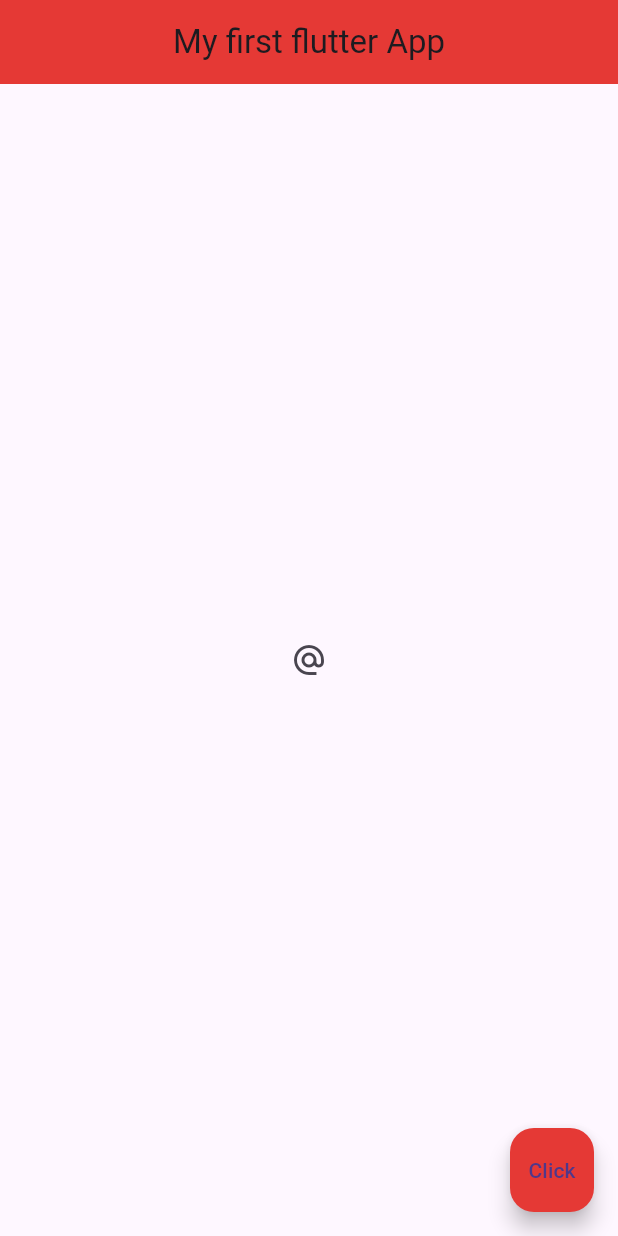
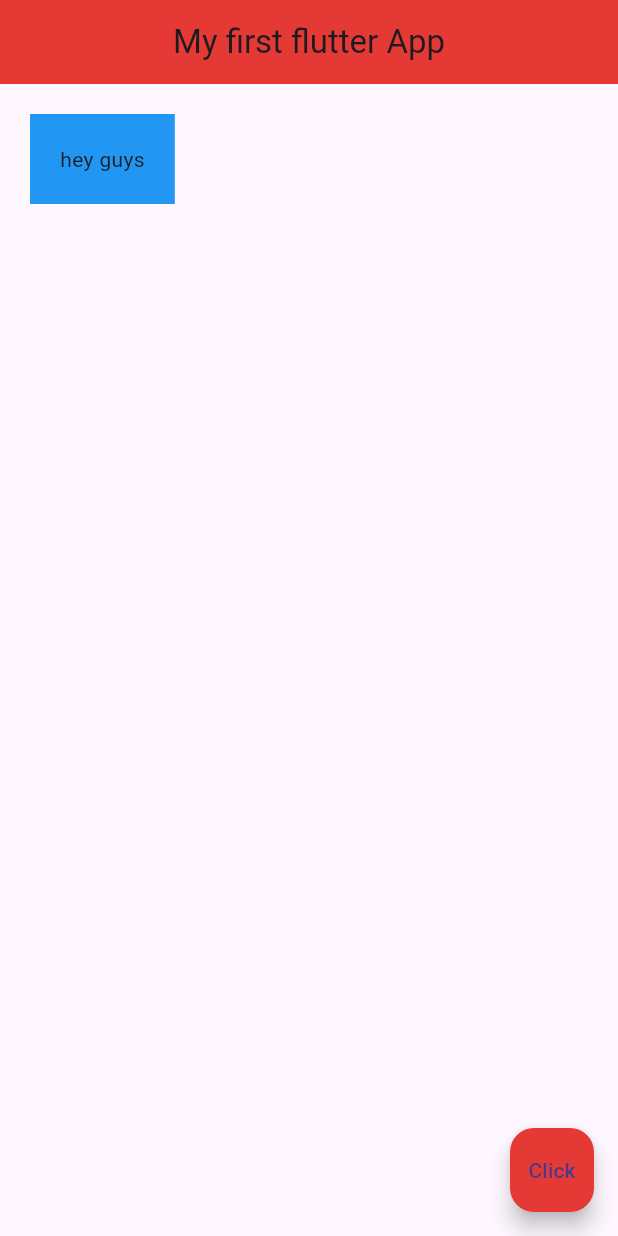
Before and after one commit to KATAMII/FlutterApp, a Flutter app: the screen it shows after launch, on a phone screen of 412 x 824 dp. Run offline on Flutter 3.47's test engine with Material 3 defaults, Android fonts, the phone set to English and light mode, and no system bars.

Commit message:
practice padding and margin

```diff
--- a/lib/main.dart
+++ b/lib/main.dart
@@ -15,11 +15,11 @@ class Home extends StatelessWidget {
         centerTitle: true,
         backgroundColor: Colors.red[600],
       ),
-      body: Center(
-        child:IconButton(
-            onPressed: (){},
-            icon: Icon(Icons.alternate_email))
-
+      body: Container(
+        padding: EdgeInsets.all(20.0),
+        margin: EdgeInsets.all(20.0),
+        color: Colors.blue,
+        child: Text('hey guys'),
 
       ),
       floatingActionButton: FloatingActionButton(
```
